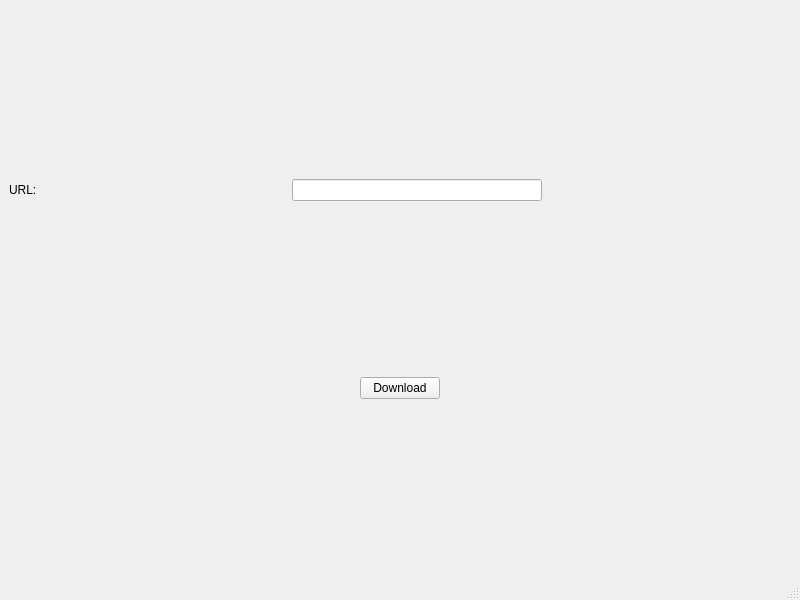
Bundes197/yt-dlp-gui, file maingui.ui: the form before one commit.
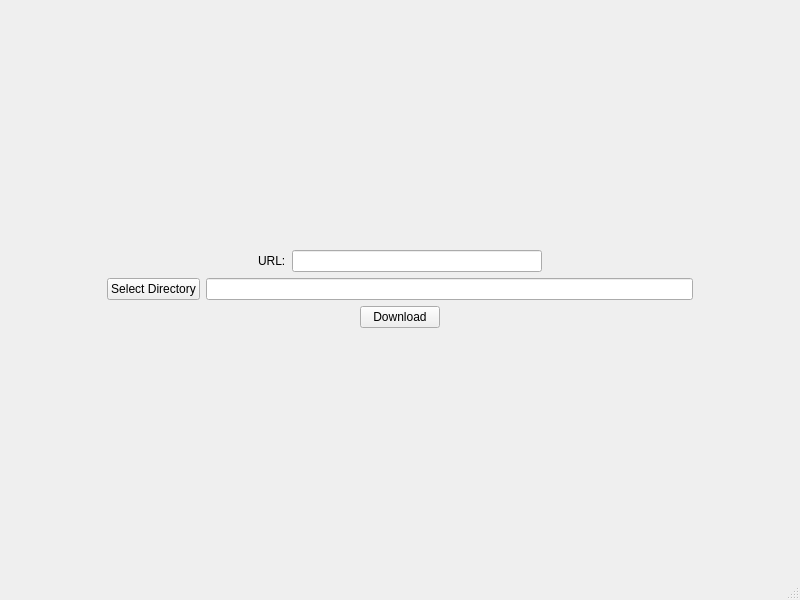
The form after the commit.

Commit message: feat: add directory select for download

Diff of the .ui file:
```diff
--- a/maingui.ui
+++ b/maingui.ui
@@ -19,7 +19,33 @@
   <widget class="QWidget" name="centralwidget">
    <layout class="QVBoxLayout" name="verticalLayout">
     <item>
-     <layout class="QHBoxLayout" name="horizontalLayout">
+     <spacer name="verticalSpacer">
+      <property name="orientation">
+       <enum>Qt::Orientation::Vertical</enum>
+      </property>
+      <property name="sizeHint" stdset="0">
+       <size>
+        <width>20</width>
+        <height>40</height>
+       </size>
+      </property>
+     </spacer>
+    </item>
+    <item>
+     <layout class="QHBoxLayout" name="horizontalLayout" stretch="0,0,0,0">
+      <item>
+       <spacer name="horizontalSpacer">
+        <property name="orientation">
+         <enum>Qt::Orientation::Horizontal</enum>
+        </property>
+        <property name="sizeHint" stdset="0">
+         <size>
+          <width>40</width>
+          <height>20</height>
+         </size>
+        </property>
+       </spacer>
+      </item>
       <item>
        <widget class="QLabel" name="urlLabel">
         <property name="text">
@@ -27,19 +53,6 @@
         </property>
        </widget>
       </item>
-      <item>
-       <spacer name="horizontalSpacer">
-        <property name="orientation">
-         <enum>Qt::Orientation::Horizontal</enum>
-        </property>
-        <property name="sizeHint" stdset="0">
-         <size>
-          <width>40</width>
-          <height>20</height>
-         </size>
-        </property>
-       </spacer>
-      </item>
       <item>
        <widget class="QLineEdit" name="urlInput"/>
       </item>
@@ -58,6 +71,53 @@
       </item>
      </layout>
     </item>
+    <item>
+     <layout class="QHBoxLayout" name="horizontalLayout_4" stretch="3,0,15,3">
+      <item>
+       <spacer name="horizontalSpacer_5">
+        <property name="orientation">
+         <enum>Qt::Orientation::Horizontal</enum>
+        </property>
+        <property name="sizeHint" stdset="0">
+         <size>
+          <width>40</width>
+          <height>20</height>
+         </size>
+        </property>
+       </spacer>
+      </item>
+      <item>
+       <widget class="QPushButton" name="directoryButton">
+        <property name="text">
+         <string>Select Directory</string>
+        </property>
+       </widget>
+      </item>
+      <item>
+       <widget class="QLineEdit" name="pathPrint">
+        <property name="enabled">
+         <bool>true</bool>
+        </property>
+        <property name="readOnly">
+         <bool>true</bool>
+        </property>
+       </widget>
+      </item>
+      <item>
+       <spacer name="horizontalSpacer_6">
+        <property name="orientation">
+         <enum>Qt::Orientation::Horizontal</enum>
+        </property>
+        <property name="sizeHint" stdset="0">
+         <size>
+          <width>40</width>
+          <height>20</height>
+         </size>
+        </property>
+       </spacer>
+      </item>
+     </layout>
+    </item>
     <item>
      <layout class="QHBoxLayout" name="horizontalLayout_2">
       <item>
@@ -95,6 +155,19 @@
       </item>
      </layout>
     </item>
+    <item>
+     <spacer name="verticalSpacer_2">
+      <property name="orientation">
+       <enum>Qt::Orientation::Vertical</enum>
+      </property>
+      <property name="sizeHint" stdset="0">
+       <size>
+        <width>20</width>
+        <height>40</height>
+       </size>
+      </property>
+     </spacer>
+    </item>
    </layout>
   </widget>
   <widget class="QMenuBar" name="menubar">
```
The commit also changes 2 other files.
